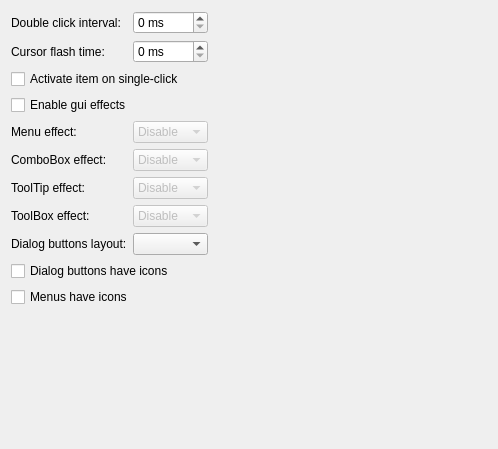
Qt form src/qt5ct/interfacepage.ui (utopia-repository/qt5ct) before a commit.
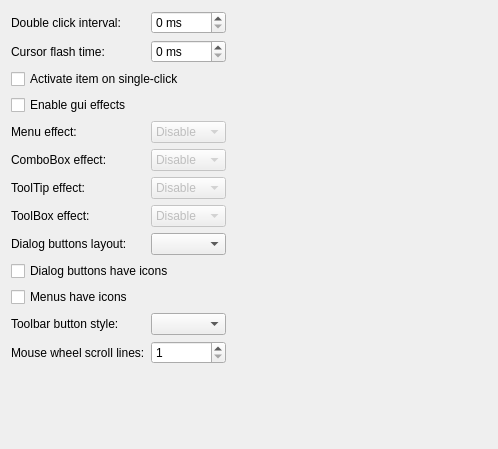
The same form after that commit.

```diff
--- a/src/qt5ct/interfacepage.ui
+++ b/src/qt5ct/interfacepage.ui
@@ -213,6 +213,33 @@
        </property>
       </widget>
      </item>
+     <item row="11" column="0">
+      <widget class="QLabel" name="label_8">
+       <property name="text">
+        <string>Toolbar button style:</string>
+       </property>
+      </widget>
+     </item>
+     <item row="11" column="1">
+      <widget class="QComboBox" name="toolButtonStyleComboBox"/>
+     </item>
+     <item row="12" column="0">
+      <widget class="QLabel" name="label_9">
+       <property name="text">
+        <string>Mouse wheel scroll lines:</string>
+       </property>
+      </widget>
+     </item>
+     <item row="12" column="1">
+      <widget class="QSpinBox" name="wheelScrollLinesSpinBox">
+       <property name="minimum">
+        <number>1</number>
+       </property>
+       <property name="maximum">
+        <number>20</number>
+       </property>
+      </widget>
+     </item>
     </layout>
    </item>
    <item row="0" column="1">
```
